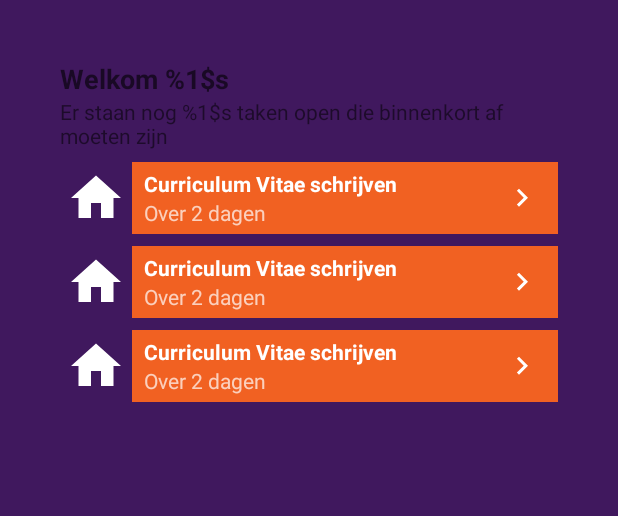
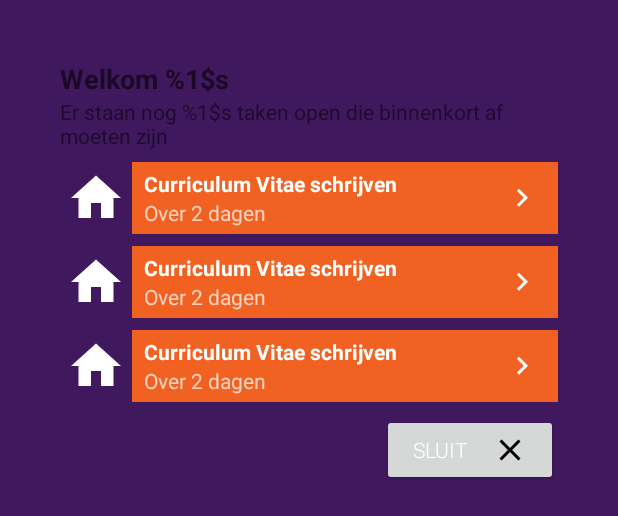
Before and after one commit to redcrayonn/Mobile-Development, an Android app: the layout dialog_welcome.xml on its own in the app's theme, with its tools: preview values and no code run, on a phone screen of 412 x 824 dp. Shown: the top 516 px of the screen. Run offline under Robolectric (Android 15) with nearby library versions, the phone set to English and light mode, and no system bars.

Commit message:
Can't remember xD

```diff
--- a/Android/app/src/main/java/nl/inholland/imready/app/view/adapter/BlockAdapter.java
+++ b/Android/app/src/main/java/nl/inholland/imready/app/view/adapter/BlockAdapter.java
@@ -71,19 +71,19 @@ public class BlockAdapter extends BaseAdapter implements LoadMoreListener, Callb
                 case BUILDING_BLOCK_TYPE:
                     convertView = layoutInflater.inflate(R.layout.list_item_block, parent, false);
                     viewHolder = new BlockViewHolder(convertView);
-                    viewHolder.fill(context, blocks.get(position));
+                    viewHolder.fill(context, blocks.get(position), null);
                     convertView.setTag(viewHolder);
                     break;
                 case ADD_BLOCK_TYPE:
                     convertView = layoutInflater.inflate(R.layout.list_item_block_add, parent, false);
                     viewHolder = new BlockViewHolder(convertView);
-                    viewHolder.fill(context, null);
+                    viewHolder.fill(context, null, null);
                     convertView.setTag(viewHolder);
                     break;
             }
         } else {
             viewHolder = (BlockViewHolder) convertView.getTag();
-            viewHolder.fill(context, blocks.get(position));
+            viewHolder.fill(context, blocks.get(position), null);
         }
         return convertView;
     }
--- a/Android/app/src/main/java/nl/inholland/imready/app/view/adapter/DialogActivityAdapter.java
+++ b/Android/app/src/main/java/nl/inholland/imready/app/view/adapter/DialogActivityAdapter.java
@@ -52,7 +52,7 @@ public class DialogActivityAdapter extends BaseAdapter implements AdapterView.On
             viewHolder = (DialogActivityViewHolder) convertView.getTag();
         }
 
-        viewHolder.fill(context, activities.get(position));
+        viewHolder.fill(context, activities.get(position), null);
         return convertView;
     }
 
--- a/Android/app/src/main/java/nl/inholland/imready/app/view/adapter/MessageAdapter.java
+++ b/Android/app/src/main/java/nl/inholland/imready/app/view/adapter/MessageAdapter.java
@@ -54,7 +54,7 @@ public class MessageAdapter extends RecyclerView.Adapter<MessageViewHolder> impl
     @Override
     public void onBindViewHolder(final MessageViewHolder holder, int position) {
         Message message = messages.get(position);
-        holder.fill(context, message);
+        holder.fill(context, message, null);
     }
 
     @Override
--- a/Android/app/src/main/java/nl/inholland/imready/app/view/holder/BlockViewHolder.java
+++ b/Android/app/src/main/java/nl/inholland/imready/app/view/holder/BlockViewHolder.java
@@ -1,6 +1,8 @@
 package nl.inholland.imready.app.view.holder;
 
 import android.content.Context;
+import android.support.annotation.NonNull;
+import android.support.annotation.Nullable;
 import android.support.v7.widget.RecyclerView;
 import android.view.View;
 import android.widget.ImageView;
@@ -10,6 +12,7 @@ import java.util.List;
 import java.util.Random;
 
 import nl.inholland.imready.R;
+import nl.inholland.imready.app.view.listener.OnChangeListener;
 import nl.inholland.imready.model.blocks.Activity;
 import nl.inholland.imready.model.blocks.Block;
 import nl.inholland.imready.model.blocks.BlockPartStatus;
@@ -29,7 +32,7 @@ public class BlockViewHolder extends RecyclerView.ViewHolder implements Fillable
     }
 
     @Override
-    public void fill(Context context, Block data) {
+    public void fill(@Nullable Context context, @NonNull Block data, @Nullable OnChangeListener<Block> changeListener) {
         if (data == null) {
             return;
         }
--- a/Android/app/src/main/java/nl/inholland/imready/app/view/holder/ComponentViewHolder.java
+++ b/Android/app/src/main/java/nl/inholland/imready/app/view/holder/ComponentViewHolder.java
@@ -1,6 +1,8 @@
 package nl.inholland.imready.app.view.holder;
 
 import android.content.Context;
+import android.support.annotation.NonNull;
+import android.support.annotation.Nullable;
 import android.view.View;
 import android.widget.TextView;
 
@@ -9,6 +11,7 @@ import java.util.Date;
 import java.util.Random;
 
 import nl.inholland.imready.R;
+import nl.inholland.imready.app.view.listener.OnChangeListener;
 import nl.inholland.imready.model.blocks.Component;
 
 public class ComponentViewHolder implements FillableViewHolder<Component> {
@@ -21,7 +24,7 @@ public class ComponentViewHolder implements FillableViewHolder<Component> {
     }
 
     @Override
-    public void fill(Context context, Component data) {
+    public void fill(@Nullable Context context, @NonNull Component data, @Nullable OnChangeListener<Component> changeListener) {
         // title
         titleView.setText(data.getName());
 
--- a/Android/app/src/main/java/nl/inholland/imready/app/view/holder/DialogActivityViewHolder.java
+++ b/Android/app/src/main/java/nl/inholland/imready/app/view/holder/DialogActivityViewHolder.java
@@ -1,10 +1,13 @@
 package nl.inholland.imready.app.view.holder;
 
 import android.content.Context;
+import android.support.annotation.NonNull;
+import android.support.annotation.Nullable;
 import android.view.View;
 import android.widget.TextView;
 
 import nl.inholland.imready.R;
+import nl.inholland.imready.app.view.listener.OnChangeListener;
 import nl.inholland.imready.model.blocks.Activity;
 
 public class DialogActivityViewHolder implements FillableViewHolder<Activity> {
@@ -17,7 +20,7 @@ public class DialogActivityViewHolder implements FillableViewHolder<Activity> {
     }
 
     @Override
-    public void fill(Context context, Activity data) {
+    public void fill(@Nullable Context context, @NonNull Activity data, @Nullable OnChangeListener<Activity> changeListener) {
         titleView.setText(data.getName());
         deadlineView.setText(context.getString(R.string.deadline_days, 1));
     }
--- a/Android/app/src/main/java/nl/inholland/imready/app/view/holder/FillableViewHolder.java
+++ b/Android/app/src/main/java/nl/inholland/imready/app/view/holder/FillableViewHolder.java
@@ -1,7 +1,11 @@
 package nl.inholland.imready.app.view.holder;
 
 import android.content.Context;
+import android.support.annotation.NonNull;
+import android.support.annotation.Nullable;
+
+import nl.inholland.imready.app.view.listener.OnChangeListener;
 
 public interface FillableViewHolder<T> {
-    void fill(Context context, T data);
+    void fill(@Nullable Context context, @NonNull T data, @Nullable OnChangeListener<T> changeListener);
 }
--- a/Android/app/src/main/java/nl/inholland/imready/app/view/holder/MessageViewHolder.java
+++ b/Android/app/src/main/java/nl/inholland/imready/app/view/holder/MessageViewHolder.java
@@ -1,6 +1,8 @@
 package nl.inholland.imready.app.view.holder;
 
 import android.content.Context;
+import android.support.annotation.NonNull;
+import android.support.annotation.Nullable;
 import android.support.v7.widget.RecyclerView;
 import android.view.View;
 import android.widget.TextView;
@@ -10,6 +12,7 @@ import java.text.SimpleDateFormat;
 import java.util.Date;
 
 import nl.inholland.imready.R;
+import nl.inholland.imready.app.view.listener.OnChangeListener;
 import nl.inholland.imready.model.user.Message;
 
 public class MessageViewHolder extends RecyclerView.ViewHolder implements FillableViewHolder<Message> {
@@ -22,7 +25,7 @@ public class MessageViewHolder extends RecyclerView.ViewHolder implements Fillab
     }
 
     @Override
-    public void fill(Context context, Message data) {
+    public void fill(@Nullable Context context, @NonNull Message data, @Nullable OnChangeListener<Message> changeListener) {
         messageView.setText(data.getMessage());
     }
 }
--- /dev/null
+++ b/Android/app/src/main/java/nl/inholland/imready/app/view/listener/OnChangeListener.java
@@ -0,0 +1,5 @@
+package nl.inholland.imready.app.view.listener;
+
+public interface OnChangeListener<T> {
+    void onChanged(Object sender, T object);
+}
--- a/Android/app/src/main/res/layout/dialog_welcome.xml
+++ b/Android/app/src/main/res/layout/dialog_welcome.xml
@@ -30,4 +30,15 @@
         android:divider="@android:color/transparent"
         android:dividerHeight="@dimen/sm"
         tools:listitem="@layout/list_item_activity_todo"/>
+    <Button
+        android:id="@+id/button_neutral"
+        android:layout_width="wrap_content"
+        android:layout_height="wrap_content"
+        android:layout_below="@id/dialog_tasks"
+        android:layout_alignParentEnd="true"
+        android:text="@string/close"
+        android:drawableEnd="@drawable/ic_close"
+        android:drawablePadding="@dimen/md"
+        android:foregroundTint="@android:color/white"
+        style="@style/App.Button"/>
 </RelativeLayout>
--- a/Android/app/src/main/res/values/styles.xml
+++ b/Android/app/src/main/res/values/styles.xml
@@ -24,8 +24,8 @@
         <item name="android:textColor">@android:color/white</item>
     </style>
 
-    <style name="App.Dialog" parent="Theme.AppCompat.Dialog">
-
+    <style name="App.Dialog" parent="Theme.AppCompat.Light.Dialog.Alert">
+        <item name="android:colorAccent">@color/colorAccent</item>
     </style>
 
     <style name="App.Splash" parent="AppTheme">
```
Also changed, not shown: Android/app/src/main/java/nl/inholland/imready/app/view/activity/SplashActivity.java (+8 -2 lines), Android/app/src/main/java/nl/inholland/imready/app/view/adapter/ComponentExpandableListAdapter.java (+10 -3 lines), Android/app/src/main/java/nl/inholland/imready/app/view/fragment/WelcomeDialogFragment.java (+6 -5 lines), Android/app/src/main/java/nl/inholland/imready/app/view/holder/ActivityViewHolder.java (+7 -1 lines).
